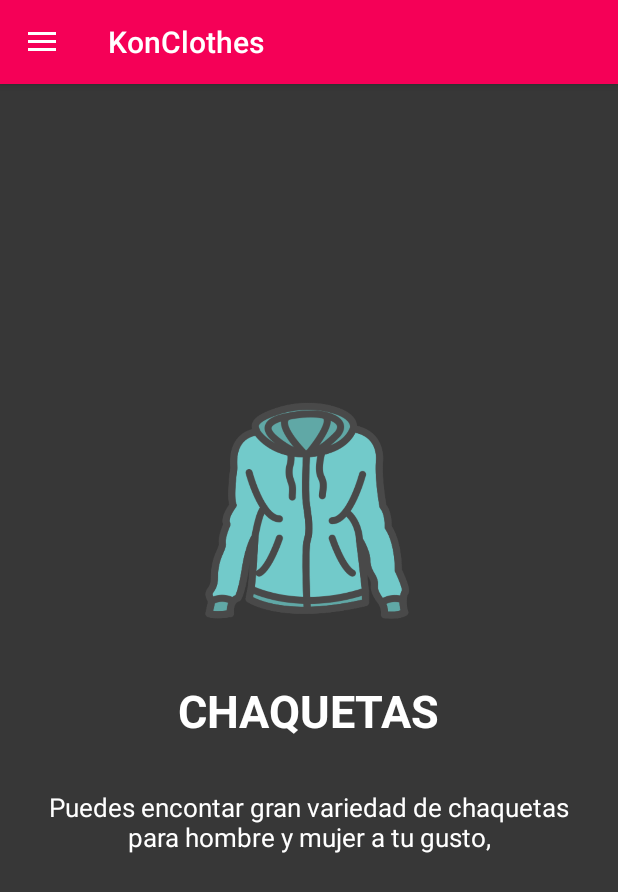
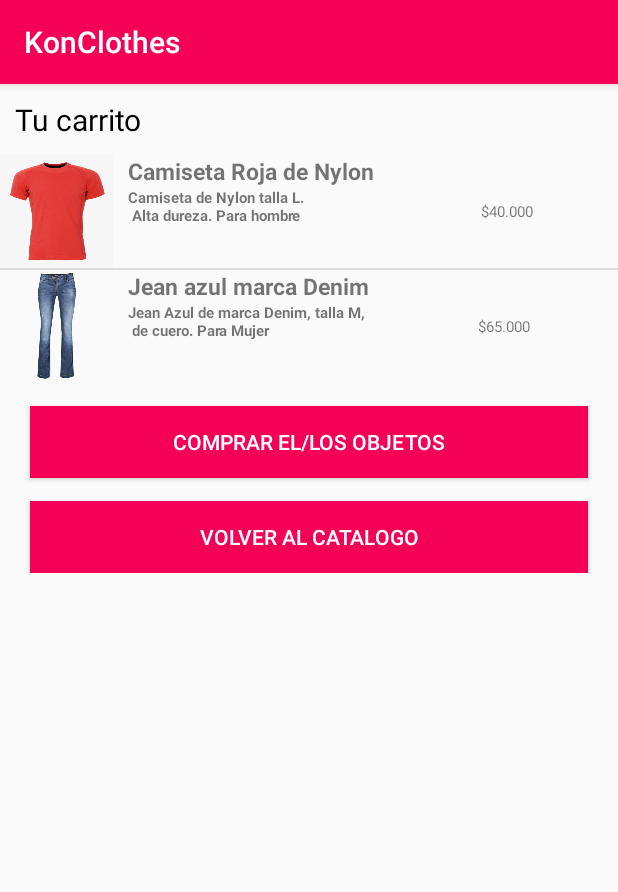
Before and after one commit to brendaliz/konClothes, an Android app: the MainActivity screen opened directly, with no data from a screen before it, in the side drawer, after a tap on "Carrito", on a phone screen of 412 x 824 dp. Shown: the top 892 px of the screen. Run offline under Robolectric (Android 15) with nearby library versions, the phone set to English and light mode, and no system bars.

Commit message:
Adding minor changes + a new window: Purchase Cart
Some minor changes have been added to most of the windows in the project in order to fit or look better on different windows + a new interface (Cart) with some examples on it of how it would look when clothes are added in it.

```diff
--- a/app/src/main/AndroidManifest.xml
+++ b/app/src/main/AndroidManifest.xml
@@ -31,7 +31,8 @@
         <activity android:name=".Login" />
         <activity android:name=".register" />
         <activity android:name=".Categories" />
-        <activity android:name=".CardDetails"></activity>
+        <activity android:name=".CardDetails" />
+        <activity android:name=".CartClothesActivity"/>
     </application>
 
 </manifest>
--- /dev/null
+++ b/app/src/main/java/co/edu/konradlorenz/konclothes/CartClothesActivity.java
@@ -0,0 +1,52 @@
+package co.edu.konradlorenz.konclothes;
+
+import android.content.Intent;
+import android.support.v7.app.AppCompatActivity;
+import android.os.Bundle;
+import android.view.View;
+import android.widget.Button;
+import android.widget.ListView;
+
+import java.util.ArrayList;
+
+public class CartClothesActivity extends AppCompatActivity {
+    private CartClothesAdapter adaptador;
+
+    private Button btnRealizarCompra;
+    private Button btnVolverCatalogo;
+
+    @Override
+    protected void onCreate(Bundle savedInstanceState) {
+        super.onCreate(savedInstanceState);
+        setContentView(R.layout.activity_cart_clothes);
+
+        ListView lvItems = (ListView) findViewById(R.id.lvCardItems);
+        btnRealizarCompra = (Button) findViewById(R.id.btnRealizarCompra);
+        btnVolverCatalogo = (Button) findViewById(R.id.btnVolverCatalogo);
+        adaptador = new CartClothesAdapter(this,GetArrayItems());
+        lvItems.setAdapter(adaptador);
+
+        /*btnRealizarCompra.setOnClickListener(new View.OnClickListener() {
+            @Override
+            public void onClick(View v) {
+                Intent intent = new Intent(CartClothesActivity.this, MainActivity.class);
+                startActivity(intent);
+            }
+        });*/
+
+        btnVolverCatalogo.setOnClickListener(new View.OnClickListener() {
+            @Override
+            public void onClick(View v) {
+                Intent intent = new Intent(CartClothesActivity.this, MainActivity.class);
+                startActivity(intent);
+            }
+        });
+    }
+
+    private ArrayList<CartClothesEntity> GetArrayItems(){
+        ArrayList<CartClothesEntity> listItems = new ArrayList<>();
+        listItems.add(new CartClothesEntity(R.drawable.cart_ex_1, "Camiseta Roja de Nylon", "Camiseta de Nylon talla L.\n Alta dureza. Para hombre", "$40.000"));
+        listItems.add(new CartClothesEntity(R.drawable.cart_ex_2, "Jean azul marca Denim", "Jean Azul de marca Denim, talla M,\n de cuero. Para Mujer", "$65.000"));
+        return listItems;
+    }
+}
--- /dev/null
+++ b/app/src/main/java/co/edu/konradlorenz/konclothes/CartClothesAdapter.java
@@ -0,0 +1,57 @@
+package co.edu.konradlorenz.konclothes;
+
+import android.content.Context;
+import android.view.LayoutInflater;
+import android.view.View;
+import android.view.ViewGroup;
+import android.widget.BaseAdapter;
+import android.widget.ImageView;
+import android.widget.TextView;
+
+import org.w3c.dom.Text;
+
+import java.util.ArrayList;
+
+public class CartClothesAdapter extends BaseAdapter {
+    private Context context;
+    private ArrayList<CartClothesEntity> listItems;
+
+    public CartClothesAdapter(Context context, ArrayList<CartClothesEntity> listItems) {
+        this.context = context;
+        this.listItems = listItems;
+    }
+
+    @Override
+    public int getCount() {
+        return listItems.size();
+    }
+
+    @Override
+    public Object getItem(int position) {
+        return listItems.get(position);
+    }
+
+    @Override
+    public long getItemId(int position) {
+        return 0;
+    }
+
+    @Override
+    public View getView(int position, View convertView, ViewGroup parent) {
+        CartClothesEntity item = (CartClothesEntity) getItem(position);
+
+        convertView = LayoutInflater.from(context).inflate(R.layout.card_clothes_item,null);
+
+        ImageView imgRopa = convertView.findViewById(R.id.img_foto_ropa);
+        TextView nombreRopa = convertView.findViewById(R.id.nombre_ropa);
+        TextView descripcionRopa = convertView.findViewById(R.id.descripcion);
+        TextView precioRopa = convertView.findViewById(R.id.precio);
+
+        imgRopa.setImageResource(item.getImgFoto());
+        nombreRopa.setText(item.getNombre());
+        descripcionRopa.setText(item.getDescripcion());
+        precioRopa.setText(item.getPrecio());
+
+        return convertView;
+    }
+}
--- /dev/null
+++ b/app/src/main/java/co/edu/konradlorenz/konclothes/CartClothesEntity.java
@@ -0,0 +1,47 @@
+package co.edu.konradlorenz.konclothes;
+
+public class CartClothesEntity {
+    private int imgFoto;
+    private String nombre;
+    private String descripcion;
+    private String precio;
+
+    public CartClothesEntity(int imgFoto, String nombre, String descripcion, String precio) {
+        this.imgFoto = imgFoto;
+        this.nombre = nombre;
+        this.descripcion = descripcion;
+        this.precio = precio;
+    }
+
+    public int getImgFoto() {
+        return imgFoto;
+    }
+
+    public void setImgFoto(int imgFoto) {
+        this.imgFoto = imgFoto;
+    }
+
+    public String getNombre() {
+        return nombre;
+    }
+
+    public void setNombre(String nombre) {
+        this.nombre = nombre;
+    }
+
+    public String getDescripcion() {
+        return descripcion;
+    }
+
+    public void setDescripcion(String descripcion) {
+        this.descripcion = descripcion;
+    }
+
+    public String getPrecio() {
+        return precio;
+    }
+
+    public void setPrecio(String precio) {
+        this.precio = precio;
+    }
+}
--- a/app/src/main/java/co/edu/konradlorenz/konclothes/MainActivity.java
+++ b/app/src/main/java/co/edu/konradlorenz/konclothes/MainActivity.java
@@ -89,7 +89,8 @@ public class MainActivity extends AppCompatActivity
         } else if (id == R.id.nav_com) {
 
         } else if (id == R.id.nav_car) {
-
+            Intent intent = new Intent(MainActivity.this, CartClothesActivity.class);
+            startActivity(intent);
         } else if (id == R.id.nav_exit) {
             Intent intent = new Intent(MainActivity.this, Login.class);
             startActivity(intent);
--- a/app/src/main/java/co/edu/konradlorenz/konclothes/SlideAdapter.java
+++ b/app/src/main/java/co/edu/konradlorenz/konclothes/SlideAdapter.java
@@ -30,10 +30,10 @@ public class SlideAdapter extends PagerAdapter {
     }   ;
     // list of descriptions
     public String[] lst_description = {
-            "Puedes encontar gran variedad de chaquetas para hombre y mujer a tu gusto,",
-            "Encontraras vestidos a tu gusto con gran variedad de colores y estilos,",
-            "Existen pantalones de todas las tallas,propuestas y variedades,",
-            "Encontraras camisas para hombre y mujer a tu gusto en gran variedad.!"
+            "Puedes encontar gran variedad de chaquetas para hombre y mujer a tu gusto.",
+            "Encontraras vestidos a tu gusto con gran variedad de colores y estilos.",
+            "Existen pantalones de todas las tallas,propuestas y variedades",
+            "Encontraras camisas para hombre y mujer a tu gusto en gran variedad!"
     };
     // list of background colors
     public int[]  lst_backgroundcolor = {
--- /dev/null
+++ b/app/src/main/res/layout/activity_cart_clothes.xml
@@ -0,0 +1,56 @@
+<?xml version="1.0" encoding="utf-8"?>
+<LinearLayout xmlns:android="http://schemas.android.com/apk/res/android"
+    xmlns:app="http://schemas.android.com/apk/res-auto"
+    xmlns:tools="http://schemas.android.com/tools"
+    android:layout_width="match_parent"
+    android:layout_height="wrap_content"
+    android:orientation="vertical"
+    android:id="@+id/cartProducts"
+    tools:context=".CartClothesActivity">
+
+
+    <TextView
+        android:layout_width="wrap_content"
+        android:layout_height="wrap_content"
+        android:text="Tu carrito"
+        android:textColor="@android:color/black"
+        android:textSize="20dp"
+        android:layout_marginLeft="10dp"
+        android:layout_marginTop="10dp"
+        android:layout_marginBottom="10dp"
+        />
+    <ListView
+        android:layout_width="match_parent"
+        android:layout_height="match_parent"
+        android:id="@+id/lvCardItems">
+    </ListView>
+
+    <Button
+        android:id="@+id/btnRealizarCompra"
+        android:layout_width="match_parent"
+        android:layout_height="wrap_content"
+        android:background="@color/colorPrimary"
+        android:text="Comprar el/los objetos"
+        android:textColor="@android:color/white"
+        android:paddingLeft="16dp"
+        android:paddingRight="16dp"
+        android:layout_marginLeft="20dp"
+        android:layout_marginRight="20dp"
+        android:layout_marginTop="15dp"
+        android:gravity="center"
+        />
+    <Button
+        android:id="@+id/btnVolverCatalogo"
+        android:layout_width="match_parent"
+        android:layout_height="wrap_content"
+        android:background="@color/colorPrimary"
+        android:text="Volver al catalogo"
+        android:textColor="@android:color/white"
+        android:paddingLeft="16dp"
+        android:paddingRight="16dp"
+        android:layout_marginLeft="20dp"
+        android:layout_marginRight="20dp"
+        android:layout_marginTop="15dp"
+        android:gravity="center"
+        />
+</LinearLayout>
--- a/app/src/main/res/layout/activity_categories.xml
+++ b/app/src/main/res/layout/activity_categories.xml
@@ -17,16 +17,20 @@
             >
 
             <TextView
-                android:layout_width="match_parent"
-                android:layout_height="222dp"
-                android:background="@drawable/clothes"
-                android:gravity="bottom"
-                android:textColor="@color/colorPrimaryDark" />
+                android:layout_width="wrap_content"
+                android:layout_height="match_parent"
+                android:layout_gravity="center"
+                android:gravity="center"
+                android:text="@string/categories"
+                android:textColor="@color/colorBlueJeans"
+                android:textSize="30sp"
+                android:layout_marginTop="15dp"/>
 
             <LinearLayout
                 android:layout_width="match_parent"
                 android:layout_height="wrap_content"
                 android:orientation="horizontal"
+                android:layout_marginTop="10dp"
                 android:weightSum="3"
                 >
                 <LinearLayout
--- a/app/src/main/res/layout/activity_login.xml
+++ b/app/src/main/res/layout/activity_login.xml
@@ -43,7 +43,7 @@
                 android:layout_height="wrap_content"
                 android:layout_marginLeft="30dp"
                 android:layout_marginRight="30dp"
-                android:layout_marginTop="10dp"
+                android:layout_marginTop="15dp"
                 android:background="#11FF00"
                 android:ems="10"
                 android:hint="@string/username"
@@ -56,7 +56,7 @@
                 android:layout_height="wrap_content"
                 android:layout_marginLeft="30dp"
                 android:layout_marginRight="30dp"
-                android:layout_marginTop="20dp"
+                android:layout_marginTop="25dp"
                 android:background="#11FF00"
                 android:ems="10"
                 android:hint="@string/password"
--- a/app/src/main/res/layout/activity_register.xml
+++ b/app/src/main/res/layout/activity_register.xml
@@ -20,8 +20,8 @@
 
             <TextView
                 android:id="@+id/register"
-                android:layout_width="wrap_content"
-                android:layout_height="match_parent"
+                android:layout_width="match_parent"
+                android:layout_height="wrap_content"
                 android:layout_centerInParent="true"
                 android:layout_gravity="center"
                 android:layout_marginTop="10dp"
@@ -37,7 +37,7 @@
                 android:layout_height="wrap_content"
                 android:layout_marginLeft="30dp"
                 android:layout_marginRight="30dp"
-                android:layout_marginTop="75dp"
+                android:layout_marginTop="65dp"
                 android:background="#11FF00"
                 android:ems="30"
                 android:hint="@string/email"
@@ -49,7 +49,7 @@
                 android:layout_height="wrap_content"
                 android:layout_marginLeft="30dp"
                 android:layout_marginRight="30dp"
-                android:layout_marginTop="20dp"
+                android:layout_marginTop="25dp"
                 android:background="#11FF00"
                 android:ems="30"
                 android:hint="@string/password"
@@ -61,7 +61,7 @@
                 android:layout_height="wrap_content"
                 android:layout_marginLeft="30dp"
                 android:layout_marginRight="30dp"
-                android:layout_marginTop="20dp"
+                android:layout_marginTop="25dp"
                 android:background="#11FF00"
                 android:ems="30"
                 android:hint="@string/rep_password"
@@ -100,7 +100,7 @@
                     android:paddingRight="16dp"
                     android:layout_marginLeft="20dp"
                     android:layout_marginRight="20dp"
-                    android:layout_marginTop="20dp"
+                    android:layout_marginTop="25dp"
                     android:gravity="center"
                     />
 
--- a/app/src/main/res/layout/activity_splashscreen.xml
+++ b/app/src/main/res/layout/activity_splashscreen.xml
@@ -1,7 +1,7 @@
 <?xml version="1.0" encoding="utf-8"?>
 <LinearLayout xmlns:android="http://schemas.android.com/apk/res/android"
-    android:layout_width="fill_parent"
-    android:layout_height="fill_parent"
+    android:layout_width="wrap_content"
+    android:layout_height="match_parent"
     android:background="@drawable/splash"
     android:layout_gravity="center"
     android:id="@+id/lin_lay"
@@ -11,7 +11,7 @@
     <ImageView
         android:id="@+id/splash"
         android:layout_width="wrap_content"
-        android:layout_height="511dp"
+        android:layout_height="match_parent"
         android:background="@drawable/splash2" />
 
 </LinearLayout>
--- /dev/null
+++ b/app/src/main/res/layout/card_clothes_item.xml
@@ -0,0 +1,53 @@
+<?xml version="1.0" encoding="utf-8"?>
+<LinearLayout
+    xmlns:android="http://schemas.android.com/apk/res/android"
+    android:orientation="horizontal"
+    android:layout_width="match_parent"
+    android:layout_height="match_parent">
+
+    <ImageView
+        android:layout_width="75dp"
+        android:layout_height="75dp"
+        android:id="@+id/img_foto_ropa"
+        />
+
+    <LinearLayout
+        android:layout_width="wrap_content"
+        android:layout_height="match_parent"
+        android:orientation="vertical"
+        android:layout_marginLeft="10dp">
+
+
+        <TextView
+            android:id="@+id/nombre_ropa"
+            android:layout_width="wrap_content"
+            android:layout_height="wrap_content"
+            android:textSize="15dp"
+            android:textStyle="bold" />
+
+        <TextView
+            android:id="@+id/descripcion"
+            android:layout_width="160dp"
+            android:layout_height="match_parent"
+            android:textSize="10dp"
+            android:textStyle="bold"
+            android:maxLines="3"/>
+
+    </LinearLayout>
+
+    <TextView
+        android:id="@+id/precio"
+        android:layout_width="wrap_content"
+        android:layout_height="match_parent"
+        android:layout_weight="1"
+        android:textSize="10dp"
+        android:layout_marginLeft="30dp"
+        android:layout_marginRight="15dp"
+        android:layout_gravity="right"
+        android:gravity="center"
+        android:layout_alignParentRight="true"
+        />
+
+
+
+</LinearLayout>
--- a/app/src/main/res/values/strings.xml
+++ b/app/src/main/res/values/strings.xml
@@ -23,4 +23,5 @@
 
     <!-- TODO: Remove or change this placeholder text -->
     <string name="hello_blank_fragment">Hello blank fragment</string>
+    <string name="title_activity_contacts">Contacts</string>
 </resources>
```
Also changed, not shown: app/src/main/res/drawable/cart_ex_1.png (added), app/src/main/res/drawable/cart_ex_2.png (added).
